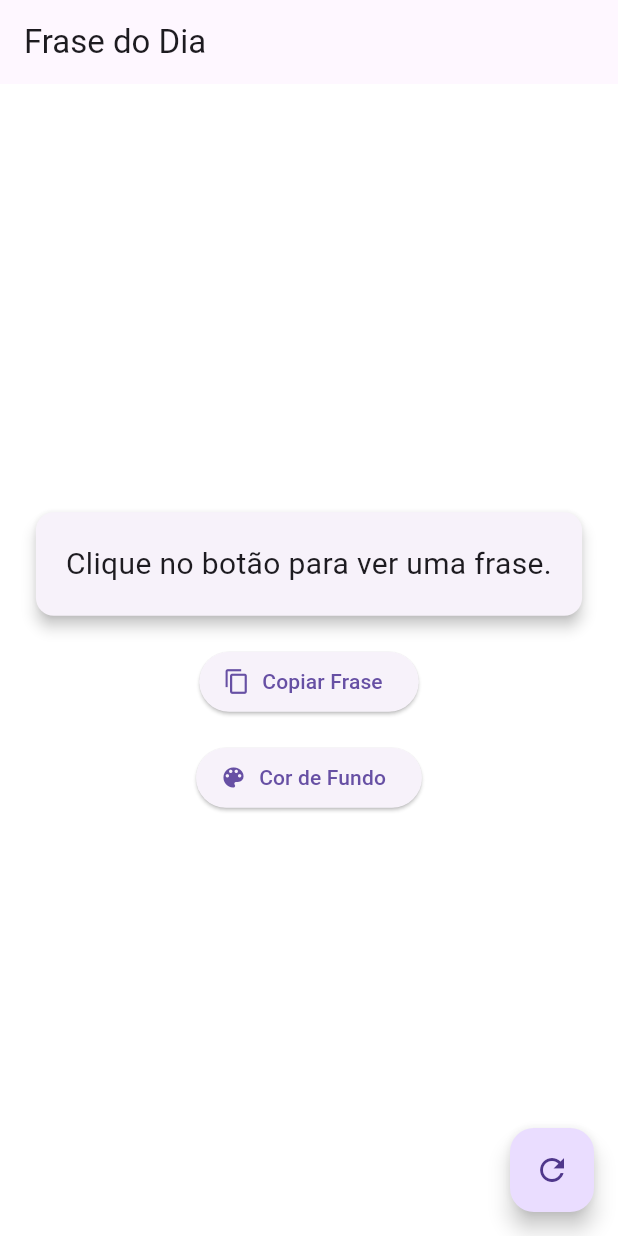
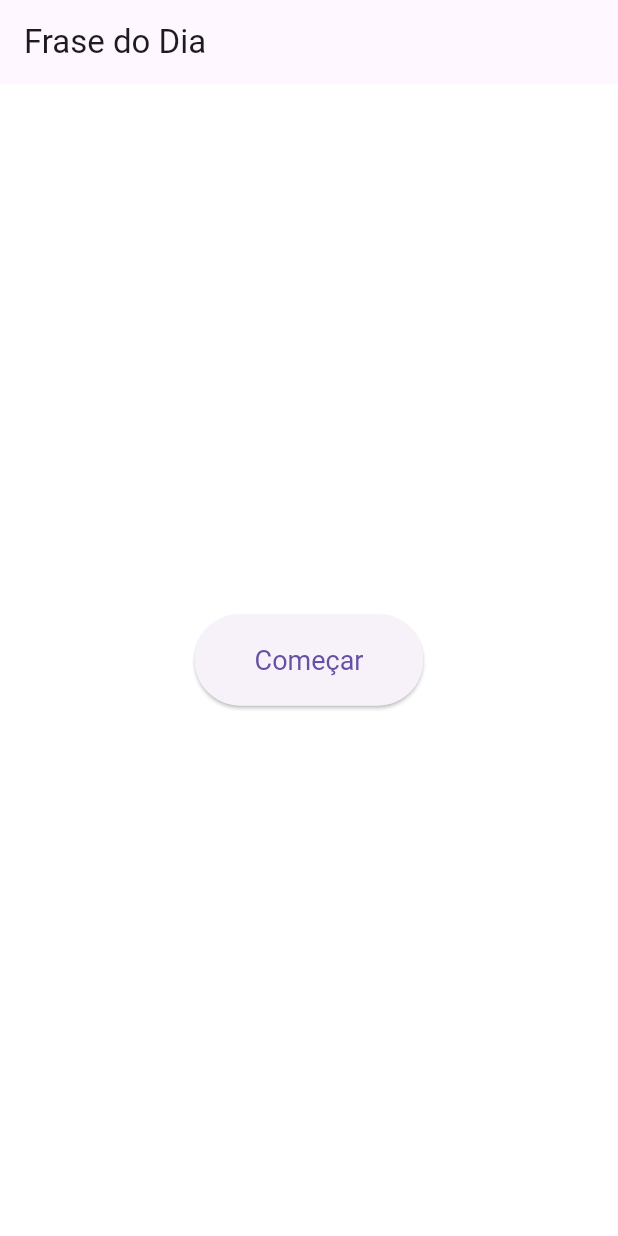
Before and after one commit to BrunoIIan/App_Flutter_G2, a Flutter app: the screen it shows after launch, on a phone screen of 412 x 824 dp. Run offline on Flutter 3.47's test engine with Material 3 defaults, Android fonts, the phone set to English and light mode, and no system bars; our stand-ins replace flutter_colorpicker, shared_preferences; missing offline and left inert: translator.

Commit message:
Ajustando o projeto e corrigindo alguns erros

```diff
--- /dev/null
+++ b/frase_do_dia/lib/core/utils/app_constants.dart
@@ -0,0 +1,3 @@
+class AppConstants {
+  static const String baseUrl = 'https://api.api-ninjas.com/v1/quotes';
+}
--- /dev/null
+++ b/frase_do_dia/lib/data/repositories/frase_repository.dart
@@ -0,0 +1,7 @@
+
+
+import 'package:frase_do_dia/domain/entities/frase.dart';
+
+abstract class FraseRepository {
+  Future<Frase> obterFraseDoDia();
+}
--- /dev/null
+++ b/frase_do_dia/lib/data/repositories/frase_repository_impl.dart
@@ -0,0 +1,15 @@
+import 'package:frase_do_dia/data/repositories/frase_repository.dart';
+import 'package:frase_do_dia/data/services/api_service.dart';
+import 'package:frase_do_dia/domain/entities/frase.dart';
+
+class FraseRepositoryImpl implements FraseRepository {
+  final ApiService apiService;
+
+  FraseRepositoryImpl(this.apiService);
+
+  @override
+  Future<Frase> obterFraseDoDia() async {
+    final texto = await apiService.fetchFraseDoDia();
+    return Frase(texto: texto);
+  }
+}
--- /dev/null
+++ b/frase_do_dia/lib/domain/entities/frase.dart
@@ -0,0 +1,5 @@
+class Frase {
+  final String texto;
+
+  Frase({required this.texto});
+}
--- /dev/null
+++ b/frase_do_dia/lib/domain/use_cases/obter_frase_do_dia.dart
@@ -0,0 +1,12 @@
+import 'package:frase_do_dia/data/repositories/frase_repository.dart';
+import 'package:frase_do_dia/domain/entities/frase.dart';
+
+class ObterFraseDoDia {
+  final FraseRepository repository;
+
+  ObterFraseDoDia(this.repository);
+
+  Future<Frase> call() async {
+    return await repository.obterFraseDoDia();
+  }
+}
--- a/frase_do_dia/lib/main.dart
+++ b/frase_do_dia/lib/main.dart
@@ -1,115 +1,35 @@
 import 'package:flutter/material.dart';
-import 'package:frase_do_dia/pages/home_page.dart';
-import 'package:http/http.dart' as http;
-import 'dart:convert';
-import 'package:flutter/services.dart';
+import 'package:provider/provider.dart';
+
+import 'data/services/api_service.dart';
+import 'data/repositories/frase_repository_impl.dart';
+import 'domain/use_cases/obter_frase_do_dia.dart';
+import 'presentation/view_models/frase_view_model.dart';
+import 'presentation/views/frase_view.dart';
 
 void main() {
-  runApp(FraseApp());
+  runApp(const FraseApp());
 }
 
-bool carregando = false;
-
 class FraseApp extends StatelessWidget {
-  @override
-  Widget build(BuildContext context) {
-    return MaterialApp(
-      title: 'Frase do Dia',
-      theme: ThemeData(
-        primarySwatch: Colors.indigo,
-        scaffoldBackgroundColor: Colors.white,
-      ),
-      home: HomePage(),
-    );
-  }
-}
-
-class FraseHomePage extends StatefulWidget {
-  @override
-  _FraseHomePageState createState() => _FraseHomePageState();
-}
-
-class _FraseHomePageState extends State<FraseHomePage> {
-  String frase = "Clique no botão para ver uma frase.";
-  String autor = "";
-
-  Future<void> buscarFrase() async {
-    final url = Uri.parse('https://api.api-ninjas.com/v1/quotes');
-    setState(() {
-      carregando = true;
-    });
-    try {
-      final resposta = await http.get(
-        url,
-        headers: {'X-Api-Key': 'ormo4vCwluIB/uYSRkWE4Q==S9tgf6XmgWElE0Vt'},
-      );
-
-      if (resposta.statusCode == 200) {
-        final dados = json.decode(resposta.body);
-        setState(() {
-          frase = dados[0]['quote'];
-          autor = "- ${dados[0]['author']}";
-        });
-      } else {
-        setState(() {
-          frase = "Erro ao carregar frase.";
-          autor = "";
-        });
-      }
-    } finally {
-      setState(() {
-        carregando = false;
-      });
-    }
-  }
+  const FraseApp({super.key});
 
   @override
   Widget build(BuildContext context) {
-    return Scaffold(
-      appBar: AppBar(title: Text('Frase do Dia')),
-      body: Center(
-        child: Padding(
-          padding: EdgeInsets.all(16),
-          child:
-              carregando
-                  ? CircularProgressIndicator()
-                  : Column(
-                    mainAxisAlignment: MainAxisAlignment.center,
-                    children: [
-                      Text(
-                        frase,
-                        style: TextStyle(fontSize: 22),
-                        textAlign: TextAlign.center,
-                      ),
-                      ElevatedButton.icon(
-                        onPressed: () {
-                          Clipboard.setData(
-                            ClipboardData(text: '$frase $autor'),
-                          );
-                          ScaffoldMessenger.of(context).showSnackBar(
-                            SnackBar(content: Text('Frase copiada!')),
-                          );
-                        },
-                        icon: Icon(Icons.copy),
-                        label: Text("Copiar Frase"),
-                      ),
-                      SizedBox(height: 20),
-                      Text(
-                        autor,
-                        style: TextStyle(
-                          fontSize: 18,
-                          fontStyle: FontStyle.italic,
-                        ),
-                        textAlign: TextAlign.center,
-                      ),
-                    ],
-                  ),
+    final apiService = ApiService();
+    final fraseRepository = FraseRepositoryImpl(apiService);
+    final obterFraseDoDia = ObterFraseDoDia(fraseRepository);
+
+    return MultiProvider(
+      providers: [
+        ChangeNotifierProvider(
+          create: (_) => FraseViewModel(obterFraseDoDia),
         ),
-      ),
-      floatingActionButton: FloatingActionButton(
-        onPressed: buscarFrase,
-        child: Icon(Icons.refresh),
-        tooltip: 'Nova Frase',
+      ],
+      child: MaterialApp(
+        title: 'Frase do Dia',
+        theme: ThemeData(primarySwatch: Colors.blue),
+        home: const FraseView(),
       ),
     );
   }
--- a/frase_do_dia/lib/pages/home_page.dart
+++ /dev/null
@@ -1,163 +0,0 @@
-import 'package:flutter/material.dart';
-import 'package:flutter/services.dart';
-import 'package:http/http.dart' as http;
-import 'dart:convert';
-import 'package:shared_preferences/shared_preferences.dart';
-import 'package:intl/intl.dart';
-import '../widgets/frase_card.dart';
-import '../widgets/botao_refresh.dart';
-import 'package:flutter_colorpicker/flutter_colorpicker.dart';
-
-class HomePage extends StatefulWidget {
-  @override
-  State<HomePage> createState() => _HomePageState();
-}
-
-class _HomePageState extends State<HomePage> {
-  String frase = 'Clique no botão para ver uma frase.';
-  String? ultimaBusca;
-  bool carregando = false;
-  Color backgroundColor = Colors.white;
-
-  @override
-  void initState() {
-    super.initState();
-    carregarPreferencias();
-  }
-
-  Future<void> buscarFrase() async {
-    setState(() => carregando = true);
-
-    final resposta = await http.get(
-      Uri.parse('https://api.api-ninjas.com/v1/quotes'),
-      headers: {'X-Api-Key': 'ormo4vCwluIB/uYSRkWE4Q==S9tgf6XmgWElE0Vt'},
-    );
-
-    final agora = DateFormat('dd/MM/yyyy HH:mm:ss').format(DateTime.now());
-
-    final prefs = await SharedPreferences.getInstance();
-    await prefs.setString('ultimaBusca', agora);
-
-    if (resposta.statusCode == 200) {
-      final dados = json.decode(resposta.body);
-      final fraseIngles = dados[0]['quote'];
-
-      setState(() {
-        frase = fraseIngles;
-        ultimaBusca = agora;
-        carregando = false;
-      });
-    } else {
-      setState(() {
-        frase = "Erro ao buscar frase.";
-        carregando = false;
-      });
-    }
-  }
-
-  Future<void> carregarPreferencias() async {
-    final prefs = await SharedPreferences.getInstance();
-    final salva = prefs.getString('ultimaBusca');
-    final corSalva = prefs.getInt('corFundo');
-
-    if (salva != null) {
-      setState(() {
-        ultimaBusca = salva;
-      });
-    }
-
-    if (corSalva != null) {
-      setState(() {
-        backgroundColor = Color(corSalva);
-      });
-    }
-  }
-
-  void escolherCorFundo() async {
-    Color corSelecionada = backgroundColor;
-
-    await showDialog(
-      context: context,
-      builder:
-          (context) => AlertDialog(
-            title: Text('Escolha a cor de fundo'),
-            content: SingleChildScrollView(
-              child: ColorPicker(
-                pickerColor: backgroundColor,
-                onColorChanged: (Color cor) {
-                  corSelecionada = cor;
-                },
-                showLabel: false,
-              ),
-            ),
-            actions: [
-              TextButton(
-                child: Text('Fechar'),
-                onPressed: () => Navigator.of(context).pop(),
-              ),
-            ],
-          ),
-    );
-
-    final prefs = await SharedPreferences.getInstance();
-    await prefs.setInt('corFundo', corSelecionada.value);
-
-    setState(() {
-      backgroundColor = corSelecionada;
-    });
-  }
-
-  @override
-  Widget build(BuildContext context) {
-    return Scaffold(
-      appBar: AppBar(title: Text('Frase do Dia')),
-      backgroundColor: backgroundColor,
-      body: Stack(
-        children: [
-          Center(
-            child: Padding(
-              padding: const EdgeInsets.all(16.0),
-              child:
-                  carregando
-                      ? CircularProgressIndicator()
-                      : Column(
-                        mainAxisAlignment: MainAxisAlignment.center,
-                        children: [
-                          FraseCard(texto: frase),
-                          SizedBox(height: 16),
-                          ElevatedButton.icon(
-                            onPressed: () {
-                              Clipboard.setData(ClipboardData(text: frase));
-                              ScaffoldMessenger.of(context).showSnackBar(
-                                SnackBar(content: Text('Frase copiada!')),
-                              );
-                            },
-                            icon: Icon(Icons.copy),
-                            label: Text("Copiar Frase"),
-                          ),
-                          SizedBox(height: 16),
-                          ElevatedButton.icon(
-                            onPressed: escolherCorFundo,
-                            icon: Icon(Icons.color_lens),
-                            label: Text("Cor de Fundo"),
-                          ),
-                        ],
-                      ),
-            ),
-          ),
-          if (ultimaBusca != null)
-            Positioned(
-              bottom: 10,
-              left: 10,
-              child: Text(
-                'Última busca:\n$ultimaBusca',
-                textAlign: TextAlign.left,
-                style: TextStyle(fontSize: 12, color: Colors.black54),
-              ),
-            ),
-        ],
-      ),
-      floatingActionButton: BotaoRefresh(onPressed: buscarFrase),
-    );
-  }
-}
--- /dev/null
+++ b/frase_do_dia/lib/presentation/views/frase_view.dart
@@ -0,0 +1,145 @@
+import 'package:flutter/material.dart';
+import 'package:flutter/services.dart';
+import 'package:provider/provider.dart';
+import '../view_models/frase_view_model.dart';
+
+class FraseView extends StatefulWidget {
+  const FraseView({super.key});
+
+  @override
+  State<FraseView> createState() => _FraseViewState();
+}
+
+class _FraseViewState extends State<FraseView> {
+  bool iniciou = false;
+
+  @override
+  Widget build(BuildContext context) {
+    return Consumer<FraseViewModel>(
+      builder: (context, viewModel, child) {
+        return Scaffold(
+          backgroundColor: viewModel.corFundo,
+          appBar: AppBar(title: const Text('Frase do Dia')),
+          body: Center(
+            child: iniciou
+                ? Padding(
+                    padding: const EdgeInsets.all(24),
+                    child: viewModel.carregando
+                        ? const CircularProgressIndicator()
+                        : Column(
+                            mainAxisSize: MainAxisSize.min,
+                            children: [
+                              Text(
+                                viewModel.fraseOriginal?.texto ?? '',
+                                textAlign: TextAlign.center,
+                                style: const TextStyle(
+                                  fontSize: 18,
+                                  fontWeight: FontWeight.bold,
+                                ),
+                              ),
+                              const SizedBox(height: 16),
+                              Text(
+                                viewModel.fraseTraduzida,
+                                textAlign: TextAlign.center,
+                                style: const TextStyle(
+                                  fontSize: 16,
+                                  color: Colors.black87,
+                                ),
+                              ),
+                            ],
+                          ),
+                  )
+                : ElevatedButton(
+                    onPressed: () async {
+                      await viewModel.carregarFrase();
+                      setState(() {
+                        iniciou = true;
+                      });
+                    },
+                    style: ElevatedButton.styleFrom(
+                      padding: const EdgeInsets.symmetric(
+                          horizontal: 40, vertical: 20),
+                      textStyle: const TextStyle(fontSize: 18),
+                    ),
+                    child: const Text('Começar'),
+                  ),
+          ),
+          floatingActionButton: iniciou
+              ? Column(
+                  mainAxisAlignment: MainAxisAlignment.end,
+                  children: [
+                    FloatingActionButton(
+                      heroTag: 'copiar',
+                      tooltip: 'Copiar frase',
+                      onPressed: () async {
+                        final texto = viewModel.fraseOriginal?.texto;
+                        if (texto != null && texto.isNotEmpty) {
+                          Clipboard.setData(ClipboardData(text: texto));
+                          await viewModel.salvarFraseNoHistorico(texto);
+                          ScaffoldMessenger.of(context).showSnackBar(
+                            const SnackBar(content: Text('Frase copiada!')),
+                          );
+                        }
+                      },
+                      child: const Icon(Icons.copy),
+                    ),
+                    const SizedBox(height: 12),
+                    FloatingActionButton(
+                      heroTag: 'cor',
+                      tooltip: 'Mudar cor de fundo',
+                      onPressed: () => viewModel.alternarCorFundo(context),
+                      child: const Icon(Icons.color_lens),
+                    ),
+                    const SizedBox(height: 12),
+                    FloatingActionButton(
+                      heroTag: 'refresh',
+                      tooltip: 'Nova frase',
+                      onPressed: viewModel.carregarFrase,
+                      child: const Icon(Icons.refresh),
+                    ),
+                    const SizedBox(height: 12),
+                    FloatingActionButton(
+                      heroTag: 'historico',
+                      tooltip: 'Ver histórico',
+                      onPressed: () {
+                        viewModel.carregarHistorico();
+                        showDialog(
+                          context: context,
+                          builder: (context) {
+                            final frases =
+                                viewModel.historico.reversed.toList();
+                            return AlertDialog(
+                              title: const Text('Histórico de Frases'),
+                              content: frases.isEmpty
+                                  ? const Text('Nenhuma frase copiada ainda.')
+                                  : SizedBox(
+                                      height: 200,
+                                      width: 300,
+                                      child: ListView.builder(
+                                        itemCount: frases.length,
+                                        itemBuilder: (_, i) => ListTile(
+                                          title: Text(frases[i]),
+                                        ),
+                                      ),
+                                    ),
+                              actions: [
+                                TextButton(
+                                  onPressed: () =>
+                                      Navigator.of(context).pop(),
+                                  child: const Text('Fechar'),
+                                ),
+                              ],
+                            );
+                          },
+                        );
+                      },
+                      child: const Icon(Icons.history),
+                    ),
+                  ],
+                )
+              : null,
+        );
+      },
+    );
+  }
+}
--- a/frase_do_dia/lib/widgets/botao_refresh.dart
+++ /dev/null
@@ -1,16 +0,0 @@
-import 'package:flutter/material.dart';
-
-class BotaoRefresh extends StatelessWidget {
-  final VoidCallback onPressed;
-
-  const BotaoRefresh({required this.onPressed});
-
-  @override
-  Widget build(BuildContext context) {
-    return FloatingActionButton(
-      onPressed: onPressed,
-      child: Icon(Icons.refresh),
-      tooltip: 'Nova Frase',
-    );
-  }
-}
--- a/frase_do_dia/lib/widgets/frase_card.dart
+++ /dev/null
@@ -1,23 +0,0 @@
-import 'package:flutter/material.dart';
-
-class FraseCard extends StatelessWidget {
-  final String texto;
-
-  const FraseCard({required this.texto});
-
-  @override
-  Widget build(BuildContext context) {
-    return Card(
-      elevation: 4,
-      shape: RoundedRectangleBorder(borderRadius: BorderRadius.circular(12)),
-      child: Padding(
-        padding: const EdgeInsets.all(20.0),
-        child: Text(
-          texto,
-          style: TextStyle(fontSize: 20),
-          textAlign: TextAlign.center,
-        ),
-      ),
-    );
-  }
-}
--- a/frase_do_dia/pubspec.yaml
+++ b/frase_do_dia/pubspec.yaml
@@ -32,8 +32,9 @@ dependencies:
     sdk: flutter
   http: ^0.13.6
   flutter_colorpicker: ^1.0.3
+  provider: ^6.1.0
   shared_preferences: ^2.2.2
-  intl: ^0.18.1
+  translator: ^0.1.7
 
   # The following adds the Cupertino Icons font to your application.
   # Use with the CupertinoIcons class for iOS style icons.
```
Also changed, not shown: frase_do_dia/lib/data/models/frase_model.dart (added, +9 -0 lines), frase_do_dia/lib/data/services/api_service.dart (added, +32 -0 lines), frase_do_dia/lib/presentation/view_models/frase_view_model.dart (added, +114 -0 lines), frase_do_dia/pubspec.lock, 1 other file.
